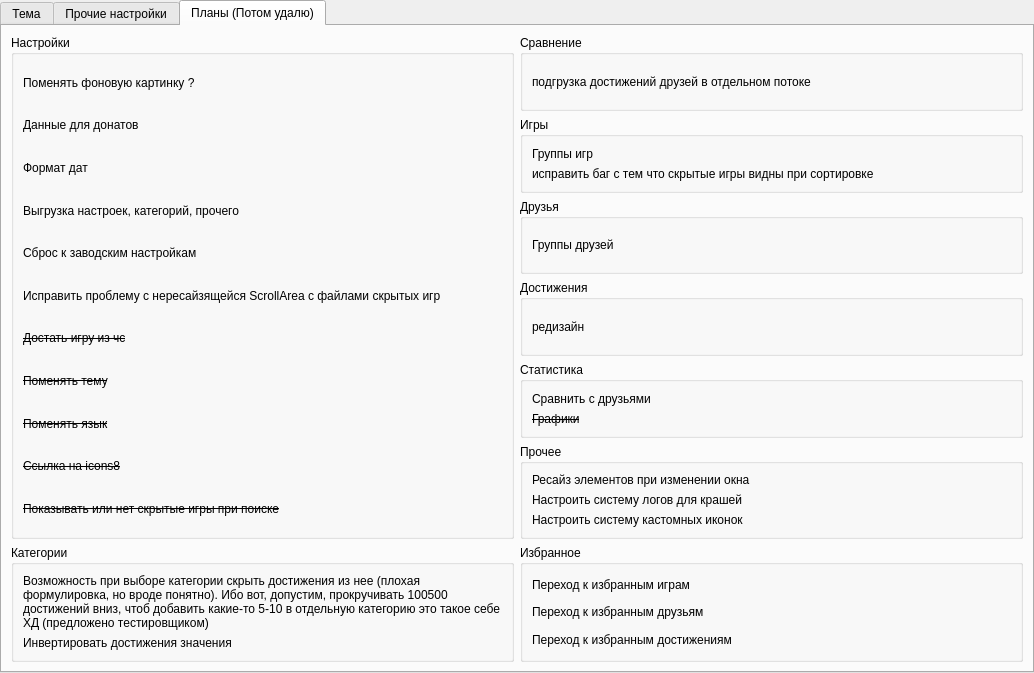
First picture: the form in AraSteamManager/subform/formsettings.ui, repository Arankir/AraSteamManager, before the edit.
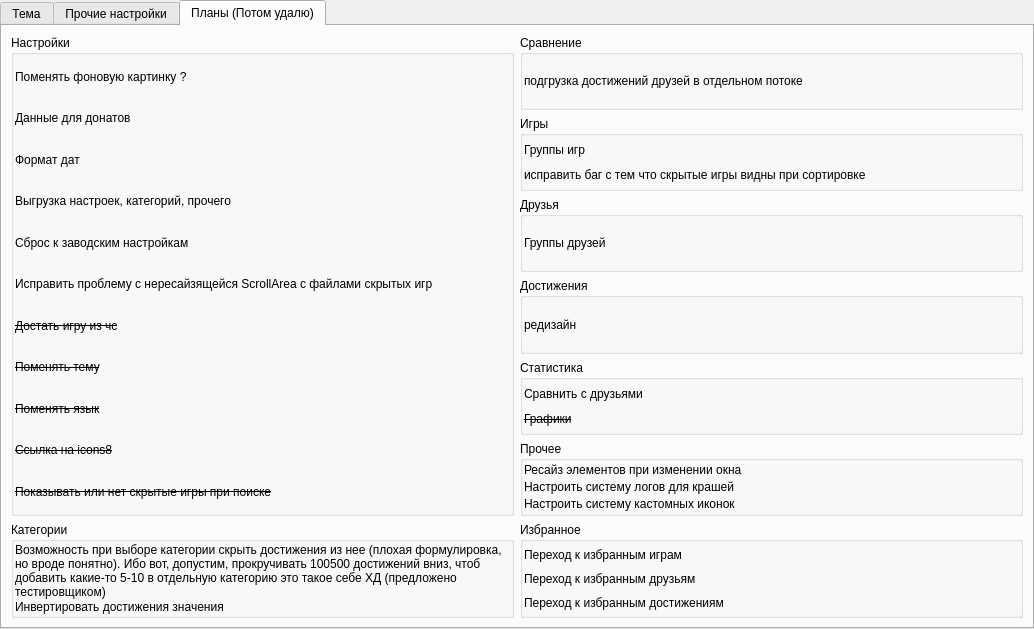
Second picture: the form after the edit. The open tabs and pages were chosen to show the change. Icons and pictures are not drawn.

```diff
--- a/AraSteamManager/subform/formsettings.ui
+++ b/AraSteamManager/subform/formsettings.ui
@@ -7,7 +7,7 @@
     <x>0</x>
     <y>0</y>
     <width>1034</width>
-    <height>673</height>
+    <height>629</height>
    </rect>
   </property>
   <property name="windowTitle">
@@ -953,6 +953,21 @@
           <string>Настройки</string>
          </property>
          <layout class="QVBoxLayout" name="verticalLayout_9">
+          <property name="spacing">
+           <number>1</number>
+          </property>
+          <property name="leftMargin">
+           <number>1</number>
+          </property>
+          <property name="topMargin">
+           <number>1</number>
+          </property>
+          <property name="rightMargin">
+           <number>1</number>
+          </property>
+          <property name="bottomMargin">
+           <number>1</number>
+          </property>
           <item>
            <widget class="QLabel" name="label_6">
             <property name="text">
@@ -1064,6 +1079,21 @@
           <string>Сравнение</string>
          </property>
          <layout class="QVBoxLayout" name="verticalLayout_3">
+          <property name="spacing">
+           <number>1</number>
+          </property>
+          <property name="leftMargin">
+           <number>1</number>
+          </property>
+          <property name="topMargin">
+           <number>1</number>
+          </property>
+          <property name="rightMargin">
+           <number>1</number>
+          </property>
+          <property name="bottomMargin">
+           <number>1</number>
+          </property>
           <item>
            <widget class="QLabel" name="label_13">
             <property name="text">
@@ -1080,6 +1110,21 @@
           <string>Игры</string>
          </property>
          <layout class="QVBoxLayout" name="verticalLayout_6">
+          <property name="spacing">
+           <number>1</number>
+          </property>
+          <property name="leftMargin">
+           <number>1</number>
+          </property>
+          <property name="topMargin">
+           <number>1</number>
+          </property>
+          <property name="rightMargin">
+           <number>1</number>
+          </property>
+          <property name="bottomMargin">
+           <number>1</number>
+          </property>
           <item>
            <widget class="QLabel" name="label_14">
             <property name="text">
@@ -1103,6 +1148,21 @@
           <string>Друзья</string>
          </property>
          <layout class="QVBoxLayout" name="verticalLayout_4">
+          <property name="spacing">
+           <number>1</number>
+          </property>
+          <property name="leftMargin">
+           <number>1</number>
+          </property>
+          <property name="topMargin">
+           <number>1</number>
+          </property>
+          <property name="rightMargin">
+           <number>1</number>
+          </property>
+          <property name="bottomMargin">
+           <number>1</number>
+          </property>
           <item>
            <widget class="QLabel" name="label_12">
             <property name="text">
@@ -1119,6 +1179,21 @@
           <string>Достижения</string>
          </property>
          <layout class="QVBoxLayout" name="verticalLayout_8">
+          <property name="spacing">
+           <number>1</number>
+          </property>
+          <property name="leftMargin">
+           <number>1</number>
+          </property>
+          <property name="topMargin">
+           <number>1</number>
+          </property>
+          <property name="rightMargin">
+           <number>1</number>
+          </property>
+          <property name="bottomMargin">
+           <number>1</number>
+          </property>
           <item>
            <widget class="QLabel" name="label_16">
             <property name="text">
@@ -1135,6 +1210,21 @@
           <string>Статистика</string>
          </property>
          <layout class="QVBoxLayout" name="verticalLayout_11">
+          <property name="spacing">
+           <number>1</number>
+          </property>
+          <property name="leftMargin">
+           <number>1</number>
+          </property>
+          <property name="topMargin">
+           <number>1</number>
+          </property>
+          <property name="rightMargin">
+           <number>1</number>
+          </property>
+          <property name="bottomMargin">
+           <number>1</number>
+          </property>
           <item>
            <widget class="QLabel" name="label_18">
             <property name="text">
@@ -1163,6 +1253,21 @@
           <string>Прочее</string>
          </property>
          <layout class="QVBoxLayout" name="verticalLayout_13">
+          <property name="spacing">
+           <number>1</number>
+          </property>
+          <property name="leftMargin">
+           <number>1</number>
+          </property>
+          <property name="topMargin">
+           <number>1</number>
+          </property>
+          <property name="rightMargin">
+           <number>1</number>
+          </property>
+          <property name="bottomMargin">
+           <number>1</number>
+          </property>
           <item>
            <widget class="QLabel" name="label_22">
             <property name="text">
@@ -1193,6 +1298,21 @@
           <string>Категории</string>
          </property>
          <layout class="QVBoxLayout" name="verticalLayout_14">
+          <property name="spacing">
+           <number>1</number>
+          </property>
+          <property name="leftMargin">
+           <number>1</number>
+          </property>
+          <property name="topMargin">
+           <number>1</number>
+          </property>
+          <property name="rightMargin">
+           <number>1</number>
+          </property>
+          <property name="bottomMargin">
+           <number>1</number>
+          </property>
           <item>
            <widget class="QLabel" name="label_23">
             <property name="text">
@@ -1219,6 +1339,21 @@
           <string>Избранное</string>
          </property>
          <layout class="QVBoxLayout" name="verticalLayout_12">
+          <property name="spacing">
+           <number>1</number>
+          </property>
+          <property name="leftMargin">
+           <number>1</number>
+          </property>
+          <property name="topMargin">
+           <number>1</number>
+          </property>
+          <property name="rightMargin">
+           <number>1</number>
+          </property>
+          <property name="bottomMargin">
+           <number>1</number>
+          </property>
           <item>
            <widget class="QLabel" name="label_19">
             <property name="text">
```
Left out of the diff: 2 changed lines with no effect on the pictures.
